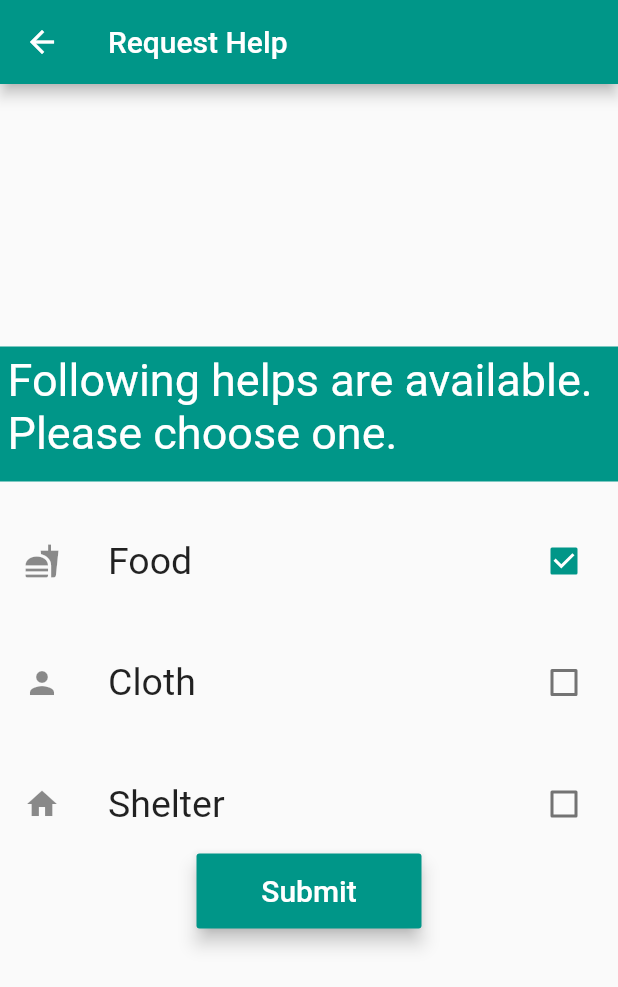
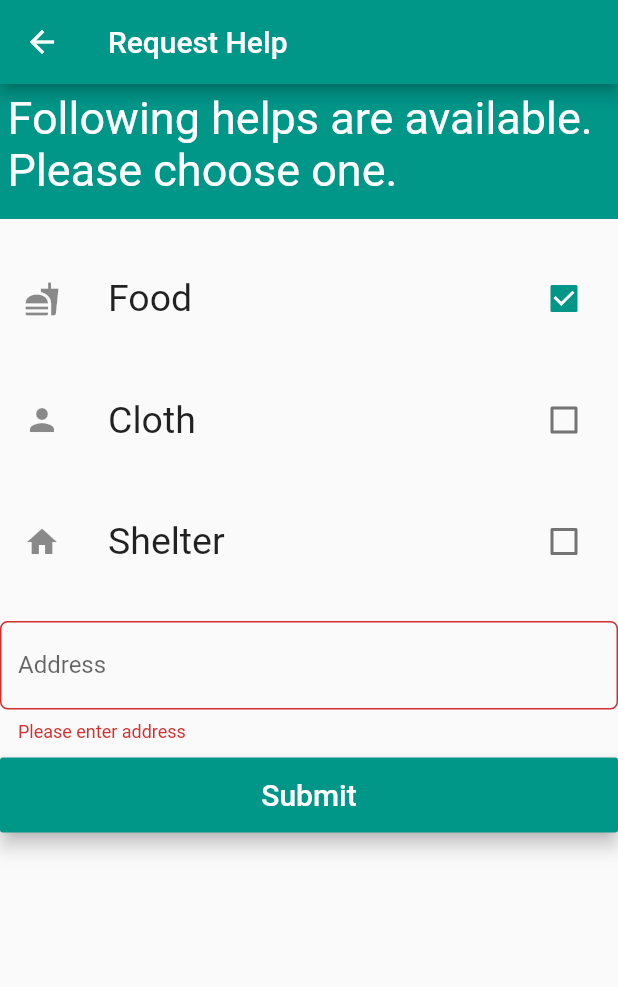
Before and after one commit to utsavtd/helpApp, a Flutter app: the RequestHelp screen opened by its route, after a tap on "Submit", on a phone screen of 412 x 824 dp. Shown: the top 987 px of the screen. Run offline on Flutter 3.47's test engine with Material 2 defaults, Android fonts, the phone set to English and light mode, and no system bars; our stand-ins replace google_maps_flutter, shared_preferences; missing offline and left inert: geocoder, global_configuration; accounts and stored records are empty.

Commit message:
Help request address added

```diff
--- a/help_app/lib/models/HelpRequests.dart
+++ b/help_app/lib/models/HelpRequests.dart
@@ -4,13 +4,15 @@ class HelpRequest {
   String id;
   String type;
   String user ;
+  String address ;
 
-  HelpRequest(this.id, this.type,this.user);
+  HelpRequest(this.id, this.type,this.user,this.address);
 
   HelpRequest.fromJson(Map<String, dynamic> json)
       :id=json['_id'],
         type = json['type'],
-        user=json['user'];
+        user=json['user'],
+        address = json['address'];
 
 
 }
--- a/help_app/lib/screens/request_help.dart
+++ b/help_app/lib/screens/request_help.dart
@@ -18,21 +18,22 @@ class _RequestHelpState extends State<RequestHelp> {
   bool foodCheckBoxValue = true;
   bool shelterCheckBoxValue = false;
   bool clothCheckBoxValue = false;
-  String currentlySelectedHelpRequest = "";
+  String currentlySelectedHelpRequest = "food";
   final GlobalKey<ScaffoldState> _scaffoldKey = new GlobalKey<ScaffoldState>();
+  GlobalKey<FormState> key = GlobalKey();
+  TextEditingController addressController = TextEditingController();
 
   @override
   Widget build(BuildContext context) {
     return Scaffold(
       key: _scaffoldKey,
-
+      resizeToAvoidBottomPadding: true,
       appBar: AppBar(
         title: Text('Request Help'),
       ),
       body: Container(
         child: Center(
-          child: Column(
-            mainAxisAlignment: MainAxisAlignment.center,
+          child: ListView(
             children: <Widget>[
               Container(
                 padding: EdgeInsets.all(5.0),
@@ -109,19 +110,41 @@ class _RequestHelpState extends State<RequestHelp> {
               SizedBox(
                 height: 5.00,
               ),
+              Form(
+                  key: key,
+                  child: Padding(
+                    padding: EdgeInsets.only(top: 20.00,bottom: 10.00),
+                    child: TextFormField(
+                      controller: addressController,
+                      decoration: InputDecoration(
+                          labelText: "Address",
+                          hintText: "Enter address",
+                          border: OutlineInputBorder(
+                              borderRadius: BorderRadius.circular(5.0))),
+                      keyboardType: TextInputType.text,
+                      validator: (String value) {
+                        if (value.length < 1) {
+                          return "Please enter address";
+                        }
+                      },
+                    ),
+                  )
+              ),
               MaterialButton(
                 elevation: 5.00,
                 height: 50.00,
                 minWidth: 150.00,
                 color: Colors.teal,
                 textColor: Colors.white,
-                child: Text("Submit", style: TextStyle(fontSize: 20.00),),
+                child: Text(
+                  "Submit",
+                  style: TextStyle(fontSize: 20.00),
+                ),
                 onPressed: _CreateHelpRequest,
               ),
               Padding(
                 padding: EdgeInsets.only(top: 30.0),
               ),
-
             ],
           ),
         ),
@@ -130,11 +153,15 @@ class _RequestHelpState extends State<RequestHelp> {
   }
 
   void _CreateHelpRequest() async {
-    SharedPreferences prefs = await SharedPreferences.getInstance();
-    await SendHelpRequest(prefs.getString('id'), currentlySelectedHelpRequest);
+
+    if (key.currentState.validate()) {
+      SharedPreferences prefs = await SharedPreferences.getInstance();
+      await SendHelpRequest(
+          prefs.getString('id'), currentlySelectedHelpRequest,addressController.text);
+    }
   }
 
-  Future<String> SendHelpRequest(String user_id, String helpRequest) async {
+  Future<String> SendHelpRequest(String user_id, String helpRequest,address) async {
     GlobalConfiguration cfg = new GlobalConfiguration();
     final _headers = {'Content-Type': 'application/json'};
 
@@ -142,9 +169,10 @@ class _RequestHelpState extends State<RequestHelp> {
     Map body = Map();
     body['user_id'] = user_id;
     body['type'] = helpRequest;
+    body['address'] = address;
     var jsonBody = json.encode(body);
     final response =
-    await http.post(_serviceUrl, headers: _headers, body: jsonBody);
+        await http.post(_serviceUrl, headers: _headers, body: jsonBody);
     if (response.statusCode == 200) {
       showMessage("Help requested succesfully");
       setState(() {
```
Also changed, not shown: help_app/lib/screens/help_list.dart (+35 -11 lines).
